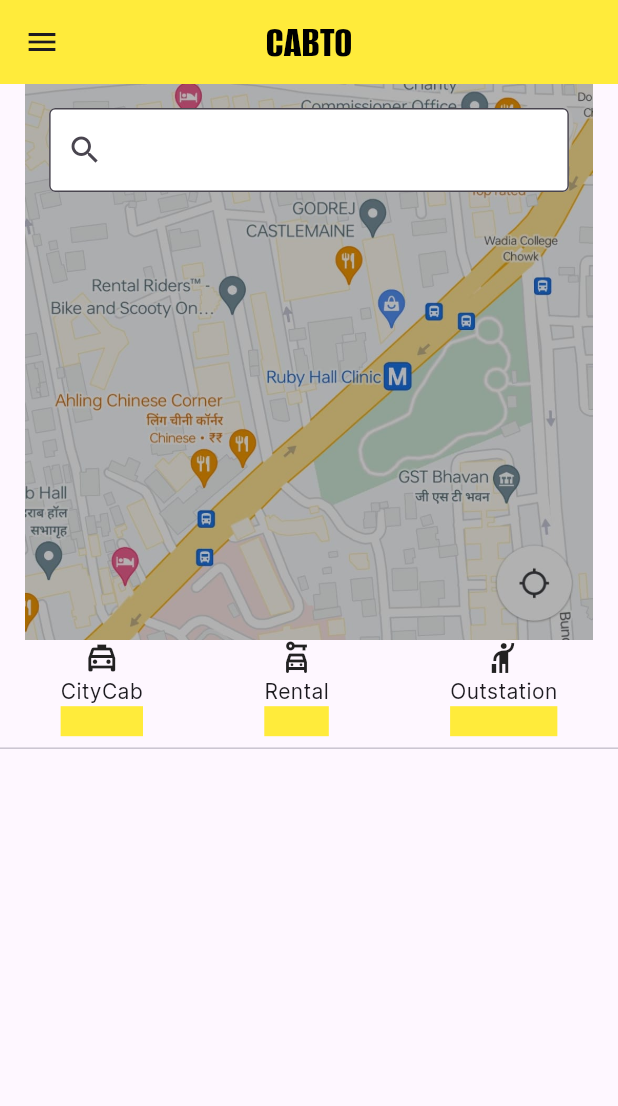
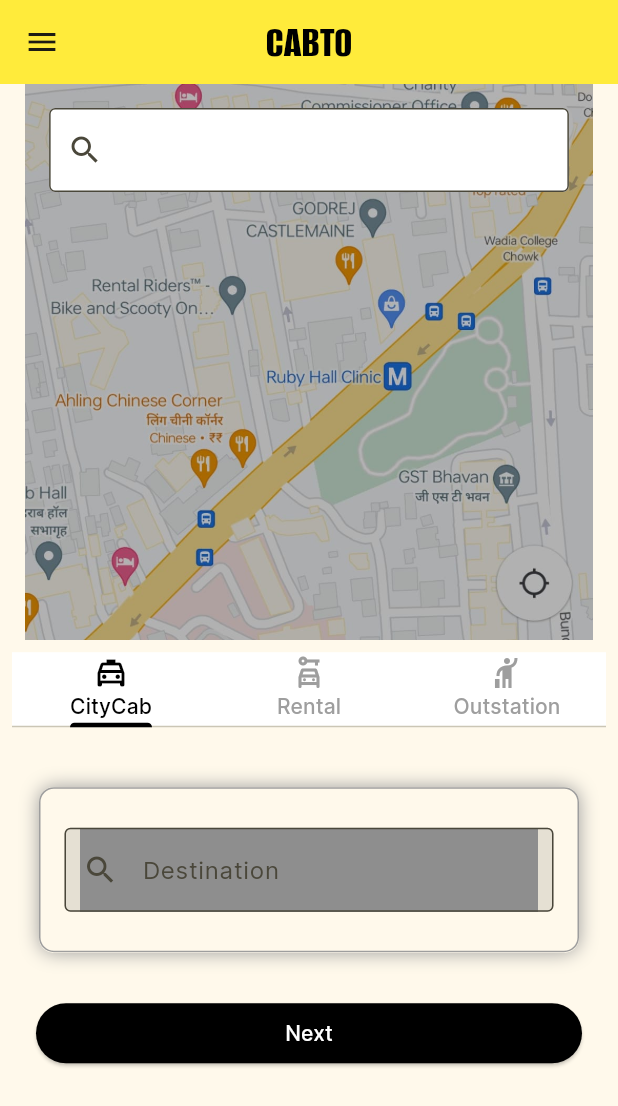
Before and after one commit to vyankatesh-nyati/budhana_tech, a Flutter app: the screen it shows after launch, on a phone screen of 412 x 824 dp. Shown: the top 1106 px of the screen. Run offline on Flutter 3.47's test engine with Material 2 defaults, Android fonts, the phone set to English and light mode, and no system bars.

Commit message:
home screen

```diff
--- a/lib/custom/cabType.dart
+++ /dev/null
@@ -1,47 +0,0 @@
-import 'package:budhana_tech_task/config/colors.dart';
-import 'package:flutter/material.dart';
-
-class CabTypeWidget extends StatefulWidget {
-  const CabTypeWidget({super.key});
-
-  @override
-  State<CabTypeWidget> createState() => _CabTypeWidgetState();
-}
-
-class _CabTypeWidgetState extends State<CabTypeWidget> {
-  List<Map<String, dynamic>> cabTypeList = [
-    {"logo": Icons.local_taxi_outlined, "title": "CityCab"},
-    {"logo": Icons.car_rental_outlined, "title": "Rental"},
-    {"logo": Icons.hail_outlined, "title": "Outstation"},
-  ];
-
-  @override
-  Widget build(BuildContext context) {
-    return Column(
-      children: [
-        Row(
-          mainAxisAlignment: MainAxisAlignment.spaceAround,
-          children: [
-            for (var value in cabTypeList)
-              Column(
-                children: [
-                  Icon(value["logo"]),
-                  Text(value["title"]),
-                  Container(
-                    color: yellow,
-                    child: Text(
-                      value["title"],
-                      style: const TextStyle(
-                        color: yellow,
-                      ),
-                    ),
-                  ),
-                ],
-              ),
-          ],
-        ),
-        const Divider(),
-      ],
-    );
-  }
-}
--- /dev/null
+++ b/lib/custom/cab_type.dart
@@ -0,0 +1,250 @@
+import 'package:budhana_tech_task/config/colors.dart';
+import 'package:budhana_tech_task/custom/common/button.dart';
+import 'package:budhana_tech_task/custom/common/container.dart';
+import 'package:budhana_tech_task/custom/common/search_bar.dart';
+import 'package:budhana_tech_task/enums/trip.dart';
+import 'package:flutter/material.dart';
+
+class CabTypeWidget extends StatefulWidget {
+  const CabTypeWidget({super.key});
+
+  @override
+  State<CabTypeWidget> createState() => _CabTypeWidgetState();
+}
+
+class _CabTypeWidgetState extends State<CabTypeWidget> {
+  List<Map<String, dynamic>> cabTypeList = [
+    {"logo": Icons.local_taxi_outlined, "title": "CityCab"},
+    {"logo": Icons.car_rental_outlined, "title": "Rental"},
+    {"logo": Icons.hail_outlined, "title": "Outstation"},
+  ];
+
+  TripEnum tripType = TripEnum.oneWay;
+
+  @override
+  Widget build(BuildContext context) {
+    return DefaultTabController(
+      length: 3,
+      child: Column(
+        mainAxisAlignment: MainAxisAlignment.spaceBetween,
+        children: [
+          Padding(
+            padding: const EdgeInsets.all(8.0),
+            child: SizedBox(
+              height: 50,
+              child: AppBar(
+                backgroundColor: white,
+                bottom: TabBar(
+                  labelColor: black,
+                  unselectedLabelColor: grey,
+                  indicatorColor: black,
+                  tabs: [
+                    for (var value in cabTypeList)
+                      Tab(
+                        child: Column(
+                          children: [
+                            Icon(value["logo"], size: 24),
+                            Text(value["title"]),
+                          ],
+                        ),
+                      ),
+                  ],
+                ),
+              ),
+            ),
+          ),
+          const SizedBox(height: 16),
+          SizedBox(
+            height: MediaQuery.of(context).size.height * 0.45,
+            child: TabBarView(
+              children: [
+                const Column(
+                  children: [
+                    SizedBox(height: 16),
+                    CustomContainer(
+                      child: CustomSearchBar(labelText: "Destination"),
+                    ),
+                    SizedBox(height: 30),
+                    CustomButton(buttonText: "Next"),
+                    SizedBox(height: 30)
+                  ],
+                ),
+                const Column(
+                  // mainAxisAlignment: MainAxisAlignment.start,
+                  children: [
+                    SizedBox(height: 16),
+                    CustomContainer(
+                      child: Padding(
+                        padding: EdgeInsets.symmetric(
+                          vertical: 24,
+                          horizontal: 16,
+                        ),
+                        child: Column(
+                          crossAxisAlignment: CrossAxisAlignment.start,
+                          children: [
+                            Text(
+                              "Select packages",
+                              style: TextStyle(
+                                  fontSize: 20, fontWeight: FontWeight.bold),
+                            ),
+                            SizedBox(height: 12),
+                            Row(
+                              children: [
+                                CustomContainer(
+                                  boxConstraints: BoxConstraints(
+                                    maxWidth: 60,
+                                  ),
+                                  margin: null,
+                                  child: Column(
+                                    crossAxisAlignment:
+                                        CrossAxisAlignment.center,
+                                    children: [
+                                      SizedBox(height: 6),
+                                      Text(
+                                        "8 Hr",
+                                        style: TextStyle(
+                                            fontSize: 16,
+                                            fontWeight: FontWeight.bold),
+                                      ),
+                                      Text(
+                                        "80 KM",
+                                        style: TextStyle(
+                                          color: grey,
+                                        ),
+                                      ),
+                                      SizedBox(height: 6),
+                                    ],
+                                  ),
+                                ),
+                                CustomContainer(
+                                  boxConstraints: BoxConstraints(
+                                    maxWidth: 60,
+                                  ),
+                                  // margin: null,
+                                  child: Column(
+                                    crossAxisAlignment:
+                                        CrossAxisAlignment.center,
+                                    children: [
+                                      SizedBox(height: 6),
+                                      Text(
+                                        "10 Hr",
+                                        style: TextStyle(
+                                            fontSize: 16,
+                                            fontWeight: FontWeight.bold),
+                                      ),
+                                      Text(
+                                        "100 KM",
+                                        style: TextStyle(
+                                          color: grey,
+                                        ),
+                                      ),
+                                      SizedBox(height: 6),
+                                    ],
+                                  ),
+                                ),
+                              ],
+                            )
+                          ],
+                        ),
+                      ),
+                    ),
+                    SizedBox(height: 30),
+                    CustomButton(buttonText: "Next"),
+                    SizedBox(height: 30)
+                  ],
+                ),
+                Column(
+                  // mainAxisAlignment: MainAxisAlignment.spaceEvenly,
+                  children: [
+                    const SizedBox(height: 16),
+                    CustomContainer(
+                      child: Column(
+                        children: [
+                          const CustomSearchBar(labelText: "Destination"),
+                          Row(
+                            children: [
+                              const SizedBox(width: 12),
+                              tripType == TripEnum.oneWay
+                                  ? ElevatedButton.icon(
+                                      onPressed: null,
+                                      icon: const Icon(Icons.done),
+                                      label: Text(TripEnum.oneWay.type),
+                                      style: ElevatedButton.styleFrom(
+                                        disabledForegroundColor: black,
+                                        shape: RoundedRectangleBorder(
+                                          borderRadius:
+                                              BorderRadius.circular(8),
+                                        ),
+                                      ),
+                                    )
+                                  : OutlinedButton(
+                                      onPressed: () {
+                                        setState(() {
+                                          tripType = TripEnum.oneWay;
+                                        });
+                                      },
+                                      style: OutlinedButton.styleFrom(
+                                        shape: RoundedRectangleBorder(
+                                          borderRadius:
+                                              BorderRadius.circular(8),
+                                        ),
+                                      ),
+                                      child: Text(
+                                        TripEnum.oneWay.type,
+                                        style: const TextStyle(
+                                          color: black,
+                                        ),
+                                      ),
+                                    ),
+                              const SizedBox(width: 12),
+                              tripType == TripEnum.roundTrip
+                                  ? ElevatedButton.icon(
+                                      onPressed: null,
+                                      icon: const Icon(Icons.done),
+                                      label: Text(TripEnum.roundTrip.type),
+                                      style: ElevatedButton.styleFrom(
+                                        disabledForegroundColor: black,
+                                        shape: RoundedRectangleBorder(
+                                          borderRadius:
+                                              BorderRadius.circular(8),
+                                        ),
+                                      ),
+                                    )
+                                  : OutlinedButton(
+                                      onPressed: () {
+                                        setState(() {
+                                          tripType = TripEnum.roundTrip;
+                                        });
+                                      },
+                                      style: OutlinedButton.styleFrom(
+                                        shape: RoundedRectangleBorder(
+                                          borderRadius:
+                                              BorderRadius.circular(8),
+                                        ),
+                                      ),
+                                      child: Text(
+                                        TripEnum.roundTrip.type,
+                                        style: const TextStyle(
+                                          color: black,
+                                        ),
+                                      ),
+                                    ),
+                            ],
+                          ),
+                          const SizedBox(height: 26),
+                        ],
+                      ),
+                    ),
+                    const SizedBox(height: 30),
+                    const CustomButton(buttonText: "Next"),
+                    const SizedBox(height: 30)
+                  ],
+                ),
+              ],
+            ),
+          ),
+        ],
+      ),
+    );
+  }
+}
--- /dev/null
+++ b/lib/custom/common/button.dart
@@ -0,0 +1,30 @@
+// ignore_for_file: public_member_api_docs, sort_constructors_first
+import 'package:flutter/material.dart';
+
+import 'package:budhana_tech_task/config/colors.dart';
+
+class CustomButton extends StatelessWidget {
+  const CustomButton({
+    Key? key,
+    required this.buttonText,
+  }) : super(key: key);
+
+  final String buttonText;
+
+  @override
+  Widget build(BuildContext context) {
+    return Padding(
+      padding: const EdgeInsets.symmetric(horizontal: 24),
+      child: ElevatedButton(
+        style: ElevatedButton.styleFrom(
+            backgroundColor: black,
+            fixedSize: const Size.fromWidth(double.maxFinite)),
+        onPressed: () {},
+        child: Text(
+          buttonText,
+          style: const TextStyle(color: white),
+        ),
+      ),
+    );
+  }
+}
--- /dev/null
+++ b/lib/custom/common/container.dart
@@ -0,0 +1,38 @@
+// ignore_for_file: public_member_api_docs, sort_constructors_first
+import 'package:flutter/material.dart';
+
+import 'package:budhana_tech_task/config/colors.dart';
+
+class CustomContainer extends StatelessWidget {
+  const CustomContainer({
+    Key? key,
+    this.child,
+    this.boxConstraints,
+    this.margin = const EdgeInsets.symmetric(horizontal: 26),
+  }) : super(key: key);
+
+  final Widget? child;
+  final BoxConstraints? boxConstraints;
+  final EdgeInsetsGeometry? margin;
+
+  @override
+  Widget build(BuildContext context) {
+    return Container(
+      width: double.infinity,
+      constraints: boxConstraints,
+      margin: margin,
+      decoration: BoxDecoration(
+        border: Border.all(color: grey),
+        borderRadius: BorderRadius.circular(10),
+        boxShadow: const [
+          BoxShadow(
+            color: grey,
+            blurRadius: 10,
+            blurStyle: BlurStyle.outer,
+          ),
+        ],
+      ),
+      child: child,
+    );
+  }
+}
--- /dev/null
+++ b/lib/custom/common/search_bar.dart
@@ -0,0 +1,29 @@
+// ignore_for_file: public_member_api_docs, sort_constructors_first
+import 'package:flutter/material.dart';
+
+import '../../config/colors.dart';
+
+class CustomSearchBar extends StatelessWidget {
+  const CustomSearchBar({
+    Key? key,
+    required this.labelText,
+  }) : super(key: key);
+
+  final String labelText;
+
+  @override
+  Widget build(BuildContext context) {
+    return Padding(
+      padding: const EdgeInsets.symmetric(vertical: 26, horizontal: 16),
+      child: TextField(
+        decoration: InputDecoration(
+          prefixIcon: const Icon(Icons.search),
+          border: const OutlineInputBorder(),
+          fillColor: black.withOpacity(0.1),
+          filled: true,
+          labelText: labelText,
+        ),
+      ),
+    );
+  }
+}
--- /dev/null
+++ b/lib/enums/trip.dart
@@ -0,0 +1,7 @@
+enum TripEnum {
+  oneWay("One-way"),
+  roundTrip("Round-Trip");
+
+  final String type;
+  const TripEnum(this.type);
+}
--- a/lib/main.dart
+++ b/lib/main.dart
@@ -15,7 +15,7 @@ class MyApp extends StatelessWidget {
     return MaterialApp(
       title: 'Budhana Tech',
       theme: ThemeData(
-        // colorScheme: ColorScheme.fromSeed(seedColor: yellow),
+        colorScheme: ColorScheme.fromSeed(seedColor: yellow),
         fontFamily: 'Inter',
         appBarTheme: const AppBarTheme(
           // backgroundColor: Theme.of(context).colorScheme.inversePrimary,
--- a/lib/screens/home.dart
+++ b/lib/screens/home.dart
@@ -1,5 +1,5 @@
 import 'package:budhana_tech_task/config/colors.dart';
-import 'package:budhana_tech_task/custom/cabType.dart';
+import 'package:budhana_tech_task/custom/cab_type.dart';
 import 'package:flutter/material.dart';
 
 class HomeScreen extends StatelessWidget {
@@ -13,7 +13,8 @@ class HomeScreen extends StatelessWidget {
         centerTitle: true,
       ),
       drawer: const Drawer(),
-      body: Column(
+      body: SingleChildScrollView(
+        child: Column(
           children: [
             Stack(
               children: [
@@ -32,7 +33,9 @@ class HomeScreen extends StatelessWidget {
                       decoration: InputDecoration(
                         filled: true,
                         fillColor: white,
-                      border: OutlineInputBorder(),
+                        border: OutlineInputBorder(
+
+                        ),
                         prefixIcon: Icon(Icons.search),
                       ),
                     ),
@@ -43,6 +46,7 @@ class HomeScreen extends StatelessWidget {
             const CabTypeWidget(),
           ],
         ),
+      ),
     );
   }
 }
```
Lines whose indentation alone changed are shown as unchanged.
